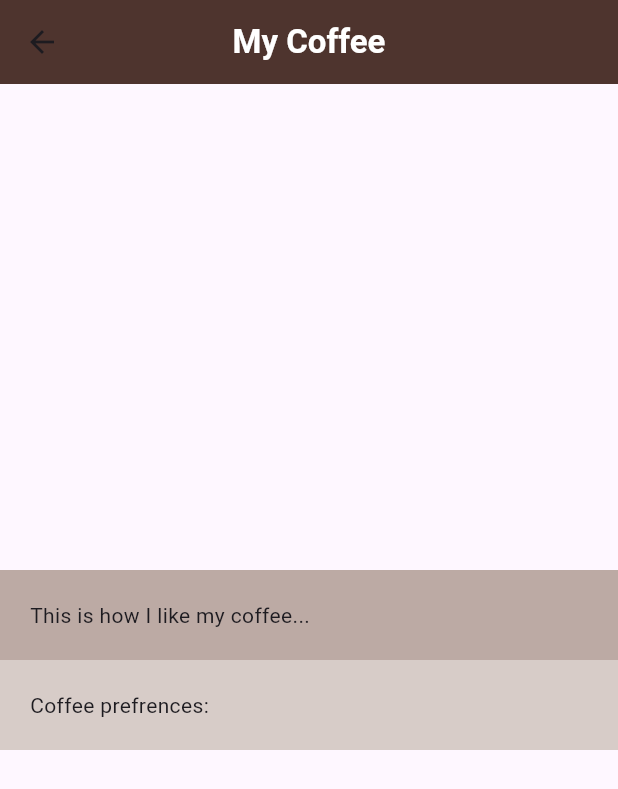
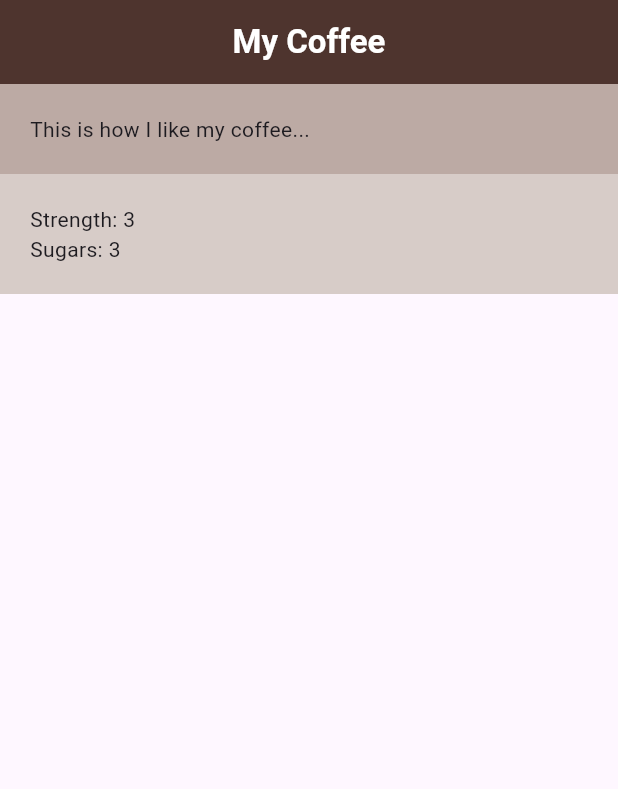
Before and after one commit to Ahmed-Fawzy14/Coffee-Card, a Flutter app: the Home screen opened directly, on a phone screen of 412 x 824 dp. Shown: the top 789 px of the screen. Run offline on Flutter 3.47's test engine with Material 3 defaults, Android fonts, the phone set to English and light mode, and no system bars.

Commit message:
Rows update

```diff
--- /dev/null
+++ b/lib/coffee_prefs.dart
@@ -0,0 +1,27 @@
+import 'package:flutter/material.dart';
+
+class CoffeePrefs extends StatelessWidget {
+  const CoffeePrefs({super.key});
+
+  @override
+  Widget build(BuildContext context) {
+    return const Column(
+      children: [
+        Row(
+          children: [
+            Text('Strength: '),
+            Text('3'),
+            SizedBox(width: 50,),
+          ],
+        ),
+        Row(
+          children: [
+            Text('Sugars: '),
+            Text('3'),
+            SizedBox(width: 50,),
+          ],
+        )
+      ],
+    );
+  }
+}
--- a/lib/home.dart
+++ b/lib/home.dart
@@ -1,3 +1,4 @@
+import 'package:coffee_card/coffee_prefs.dart';
 import 'package:flutter/material.dart';
 
 class Home extends StatelessWidget {
@@ -17,16 +18,17 @@ class Home extends StatelessWidget {
         ),
         body: Column(
           crossAxisAlignment: CrossAxisAlignment.stretch,
-          mainAxisAlignment: MainAxisAlignment.center,
+          mainAxisAlignment: MainAxisAlignment.start,
           children: [
             Container(
                 color: Colors.brown[200],
                 padding: const EdgeInsets.all(20),
                 child: const Text('This is how I like my coffee...')),
             Container(
-                color: Colors.brown[100],
-                padding: const EdgeInsets.all(20),
-                child: const Text('Coffee prefrences: ')),
+              color: Colors.brown[100],
+              padding: const EdgeInsets.all(20),
+              child: const CoffeePrefs(),
+            )
           ],
         ));
   }
```
Also changed, not shown: lib/main.dart (+6 -4 lines).
